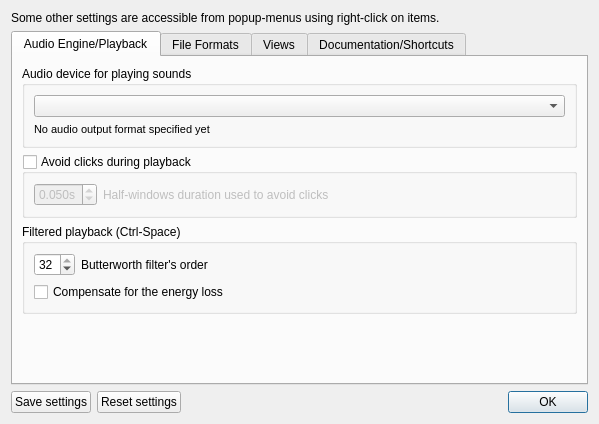
Qt form src/wdialogsettings.ui (gillesdegottex/dfasma) before a commit.
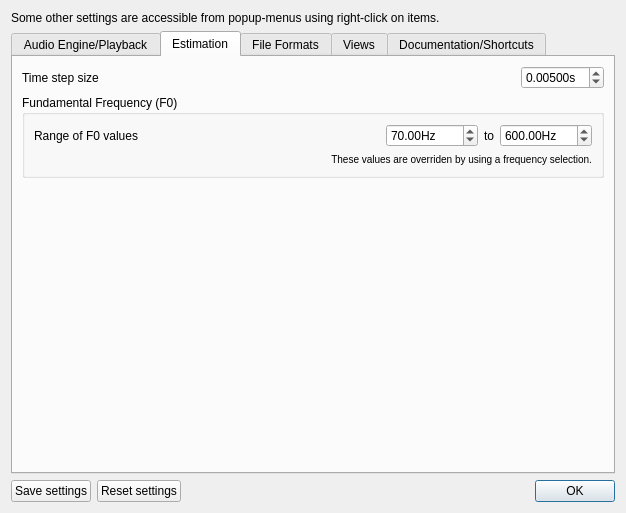
The same form after that commit. The open tabs and pages were chosen to show the change. Icons and pictures are not drawn.

Diff of the .ui file:
```diff
--- a/src/wdialogsettings.ui
+++ b/src/wdialogsettings.ui
@@ -6,8 +6,8 @@
    <rect>
     <x>0</x>
     <y>0</y>
-    <width>599</width>
-    <height>424</height>
+    <width>626</width>
+    <height>513</height>
    </rect>
   </property>
   <property name="sizePolicy">
@@ -212,6 +212,164 @@
        </item>
       </layout>
      </widget>
+     <widget class="QWidget" name="tab_4">
+      <attribute name="title">
+       <string>Estimation</string>
+      </attribute>
+      <layout class="QVBoxLayout" name="verticalLayout_10">
+       <item>
+        <layout class="QHBoxLayout" name="horizontalLayout_16">
+         <item>
+          <widget class="QLabel" name="label_12">
+           <property name="sizePolicy">
+            <sizepolicy hsizetype="MinimumExpanding" vsizetype="Preferred">
+             <horstretch>0</horstretch>
+             <verstretch>0</verstretch>
+            </sizepolicy>
+           </property>
+           <property name="toolTip">
+            <string>The actual step size might be slightly different since it is always an integer number of samples.</string>
+           </property>
+           <property name="statusTip">
+            <string>The actual step size might be slightly different since it is always an integer number of samples.</string>
+           </property>
+           <property name="text">
+            <string>Time step size</string>
+           </property>
+          </widget>
+         </item>
+         <item>
+          <widget class="QDoubleSpinBox" name="sbEstimationStepSize">
+           <property name="toolTip">
+            <string>The actual step size might be slightly different since it is always an integer number of samples.</string>
+           </property>
+           <property name="statusTip">
+            <string>The actual step size might be slightly different since it is always an integer number of samples.</string>
+           </property>
+           <property name="suffix">
+            <string>s</string>
+           </property>
+           <property name="decimals">
+            <number>5</number>
+           </property>
+           <property name="minimum">
+            <double>0.000100000000000</double>
+           </property>
+           <property name="maximum">
+            <double>60.000000000000000</double>
+           </property>
+           <property name="singleStep">
+            <double>0.001000000000000</double>
+           </property>
+           <property name="value">
+            <double>0.005000000000000</double>
+           </property>
+          </widget>
+         </item>
+        </layout>
+       </item>
+       <item>
+        <widget class="QGroupBox" name="groupBox_2">
+         <property name="title">
+          <string>Fundamental Frequency (F0)</string>
+         </property>
+         <layout class="QVBoxLayout" name="verticalLayout_8">
+          <item>
+           <layout class="QHBoxLayout" name="horizontalLayout_13">
+            <item>
+             <widget class="QLabel" name="label_10">
+              <property name="sizePolicy">
+               <sizepolicy hsizetype="MinimumExpanding" vsizetype="Preferred">
+                <horstretch>0</horstretch>
+                <verstretch>0</verstretch>
+               </sizepolicy>
+              </property>
+              <property name="text">
+               <string>Range of F0 values</string>
+              </property>
+             </widget>
+            </item>
+            <item>
+             <widget class="QDoubleSpinBox" name="dsbEstimationF0Min">
+              <property name="suffix">
+               <string>Hz</string>
+              </property>
+              <property name="minimum">
+               <double>1.000000000000000</double>
+              </property>
+              <property name="maximum">
+               <double>96000.000000000000000</double>
+              </property>
+              <property name="singleStep">
+               <double>10.000000000000000</double>
+              </property>
+              <property name="value">
+               <double>70.000000000000000</double>
+              </property>
+             </widget>
+            </item>
+            <item>
+             <widget class="QLabel" name="label_8">
+              <property name="sizePolicy">
+               <sizepolicy hsizetype="Minimum" vsizetype="Preferred">
+                <horstretch>0</horstretch>
+                <verstretch>0</verstretch>
+               </sizepolicy>
+              </property>
+              <property name="text">
+               <string>to</string>
+              </property>
+             </widget>
+            </item>
+            <item>
+             <widget class="QDoubleSpinBox" name="dsbEstimationF0Max">
+              <property name="suffix">
+               <string>Hz</string>
+              </property>
+              <property name="minimum">
+               <double>1.000000000000000</double>
+              </property>
+              <property name="maximum">
+               <double>96000.000000000000000</double>
+              </property>
+              <property name="singleStep">
+               <double>10.000000000000000</double>
+              </property>
+              <property name="value">
+               <double>600.000000000000000</double>
+              </property>
+             </widget>
+            </item>
+           </layout>
+          </item>
+          <item>
+           <widget class="QLabel" name="label_9">
+            <property name="text">
+             <string>&lt;html&gt;&lt;head/&gt;&lt;body&gt;&lt;p&gt;&lt;span style=&quot; font-size:small;&quot;&gt;These values are overriden by using a frequency selection.&lt;/span&gt;&lt;/p&gt;&lt;/body&gt;&lt;/html&gt;</string>
+            </property>
+            <property name="alignment">
+             <set>Qt::AlignRight|Qt::AlignTrailing|Qt::AlignVCenter</set>
+            </property>
+           </widget>
+          </item>
+         </layout>
+        </widget>
+       </item>
+       <item>
+        <spacer name="verticalSpacer_4">
+         <property name="orientation">
+          <enum>Qt::Vertical</enum>
+         </property>
+         <property name="sizeHint" stdset="0">
+          <size>
+           <width>20</width>
+           <height>241</height>
+          </size>
+         </property>
+        </spacer>
+       </item>
+      </layout>
+     </widget>
      <widget class="QWidget" name="tab_3">
       <attribute name="title">
        <string>File Formats</string>
```
Left out of the diff: 2 changed lines with no effect on the pictures.
